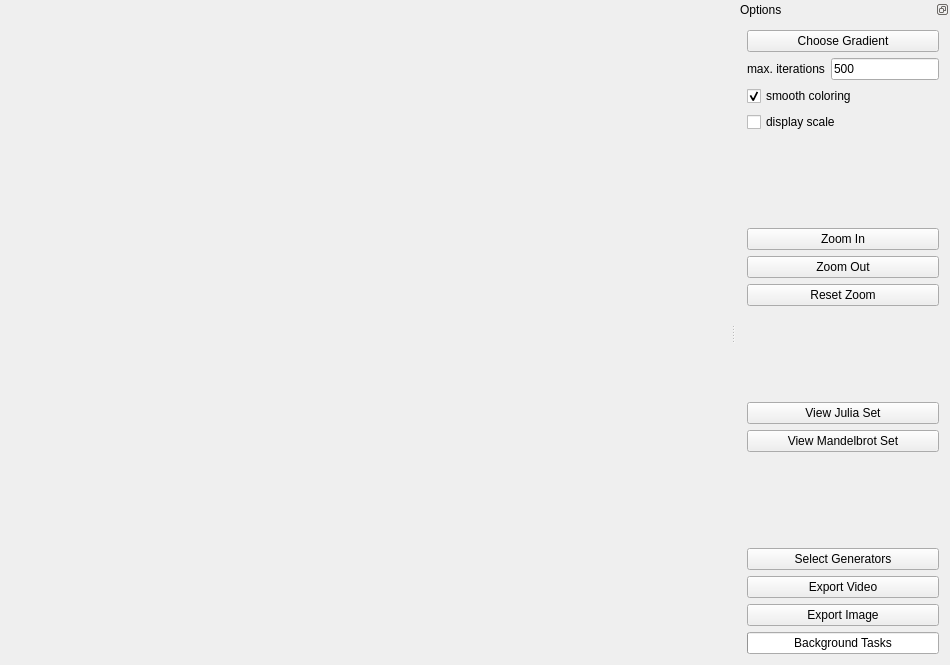
Qt form Almond.ui (QlowB/Almond) before a commit.
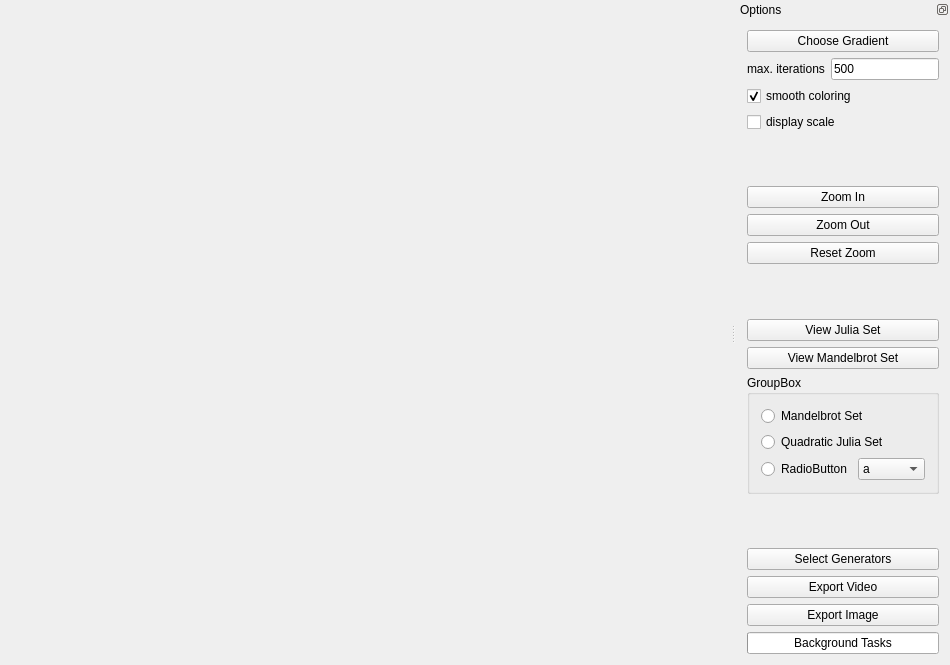
The same form after that commit.

```diff
--- a/Almond.ui
+++ b/Almond.ui
@@ -176,6 +176,54 @@
          </property>
         </widget>
        </item>
+       <item>
+        <widget class="QGroupBox" name="groupBox">
+         <property name="title">
+          <string>GroupBox</string>
+         </property>
+         <layout class="QVBoxLayout" name="verticalLayout">
+          <item>
+           <widget class="QRadioButton" name="wMandel">
+            <property name="text">
+             <string>Mandelbrot Set</string>
+            </property>
+           </widget>
+          </item>
+          <item>
+           <widget class="QRadioButton" name="radioButton">
+            <property name="text">
+             <string>Quadratic Julia Set</string>
+            </property>
+           </widget>
+          </item>
+          <item>
+           <layout class="QHBoxLayout" name="horizontalLayout_2">
+            <item>
+             <widget class="QRadioButton" name="radioButton_2">
+              <property name="text">
+               <string>RadioButton</string>
+              </property>
+             </widget>
+            </item>
+            <item>
+             <widget class="QComboBox" name="comboBox">
+              <item>
+               <property name="text">
+                <string>a</string>
+               </property>
+              </item>
+              <item>
+               <property name="text">
+                <string>b</string>
+               </property>
+              </item>
+             </widget>
+            </item>
+           </layout>
+          </item>
+         </layout>
+        </widget>
+       </item>
        <item>
         <spacer name="verticalSpacer_2">
          <property name="orientation">
```
